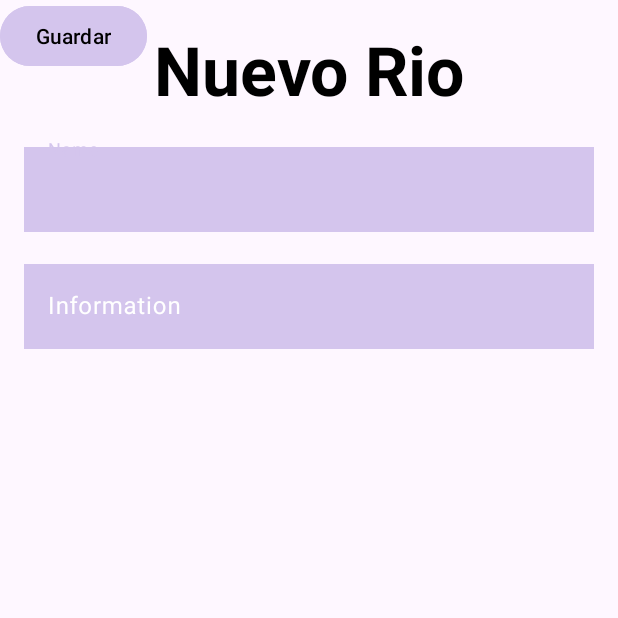
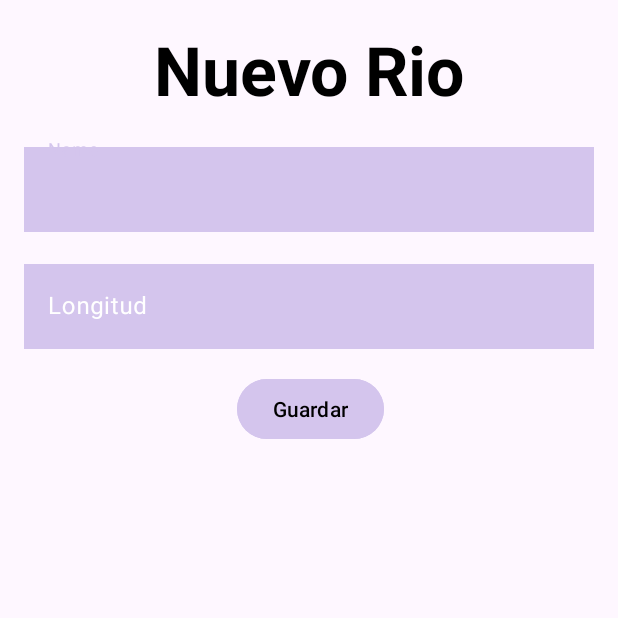
Before and after one commit to 00026521SofiaG/Parcial_Moviles_2023, an Android app: the fragment NewRioFragment shown on its own in the app's theme, on a phone screen of 412 x 824 dp, the top half of it. Run offline under Robolectric (Android 15) with nearby library versions, the phone set to English and light mode, and no system bars; our stand-ins replace data binding.

Commit message:
App funcional

```diff
--- a/app/src/main/AndroidManifest.xml
+++ b/app/src/main/AndroidManifest.xml
@@ -3,6 +3,7 @@
     xmlns:tools="http://schemas.android.com/tools">
 
     <application
+        android:name=".RioReviewerApplication"
         android:allowBackup="true"
         android:dataExtractionRules="@xml/data_extraction_rules"
         android:fullBackupContent="@xml/backup_rules"
@@ -10,10 +11,11 @@
         android:label="@string/app_name"
         android:roundIcon="@mipmap/ic_launcher_round"
         android:supportsRtl="true"
+        android:enableOnBackInvokedCallback="true"
         android:theme="@style/Theme.RioTracker_00026521"
         tools:targetApi="31">
         <activity
-            android:name=".MainActivity"
+            android:name=".ui.MainActivity"
             android:exported="true">
             <intent-filter>
                 <action android:name="android.intent.action.MAIN" />
--- a/app/src/main/java/com/example/riotracker_00026521/MainActivity.kt
+++ b/app/src/main/java/com/example/riotracker_00026521/ui/MainActivity.kt
@@ -1,4 +1,4 @@
-package com.example.riotracker_00026521
+package com.example.riotracker_00026521.ui
 
 import androidx.appcompat.app.AppCompatActivity
 import android.os.Bundle
--- a/app/src/main/java/com/example/riotracker_00026521/ui/rio/RioAdpater.kt
+++ b/app/src/main/java/com/example/riotracker_00026521/ui/rio/RioAdpater.kt
@@ -17,7 +17,7 @@ class RioAdpater(private val clickListener: (RioModel)-> Unit): RecyclerView.Ada
 
     override fun onCreateViewHolder(parent: ViewGroup, viewType: Int): RioViewHolder {
         val inflater = LayoutInflater.from(parent.context)
-        val view = inflater.inflate(R.layout. , parent  , false)
+        val view = inflater.inflate(R.layout.item_rio , parent  , false)
         return RioViewHolder(view)
     }
 
--- a/app/src/main/res/layout/fragment_newrio.xml
+++ b/app/src/main/res/layout/fragment_newrio.xml
@@ -1,9 +1,7 @@
 <?xml version="1.0" encoding="utf-8"?>
 <layout xmlns:android="http://schemas.android.com/apk/res/android"
     xmlns:tools="http://schemas.android.com/tools"
-    xmlns:app="http://schemas.android.com/apk/res-auto"
-    android:layout_width="match_parent"
-    android:layout_height="match_parent">
+    xmlns:app="http://schemas.android.com/apk/res-auto">
 
     <data>
         <variable
@@ -31,7 +29,7 @@
                 app:layout_constraintTop_toTopOf="parent" />
 
             <com.google.android.material.textfield.TextInputLayout
-                android:id="@+id/nameTv"
+                android:id="@+id/namerio"
                 android:layout_width="match_parent"
                 android:layout_height="wrap_content"
                 android:layout_margin="16dp"
@@ -55,24 +53,24 @@
             </com.google.android.material.textfield.TextInputLayout>
 
             <com.google.android.material.textfield.TextInputLayout
-                android:id="@+id/CategoryTv"
+                android:id="@+id/infrorio"
                 android:layout_width="match_parent"
                 android:layout_height="wrap_content"
                 android:layout_margin="16dp"
-                android:hint="Information"
+                android:hint="Longitud"
                 android:textColorHint="@color/white"
                 app:boxStrokeColor="@color/white"
                 app:hintTextColor="@color/white"
-                app:layout_constraintEnd_toEndOf="@+id/nameTv"
-                app:layout_constraintStart_toStartOf="@+id/nameTv"
-                app:layout_constraintTop_toBottomOf="@+id/nameTv">
+                app:layout_constraintEnd_toEndOf="@+id/namerio"
+                app:layout_constraintStart_toStartOf="@+id/namerio"
+                app:layout_constraintTop_toBottomOf="@id/namerio">
 
                 <com.google.android.material.textfield.TextInputEditText
                     android:id="@+id/category_edit_text"
                     android:layout_width="match_parent"
                     android:layout_height="wrap_content"
                     android:background="@color/cardback"
-                    android:text="@={viewmodel.info}"
+                    android:text="@={viewmodel.length}"
                     android:textColor="@color/white" />
 
             </com.google.android.material.textfield.TextInputLayout>
@@ -87,6 +85,10 @@
                 android:onClick="@{()-> viewmodel.createRiver()}"
                 android:text="Guardar"
                 android:textColor="@color/black"
+                app:borderWidth="0dp"
+                app:layout_constraintEnd_toEndOf="@id/infrorio"
+                app:layout_constraintStart_toStartOf="@id/infrorio"
+                app:layout_constraintTop_toBottomOf="@id/infrorio"
                />
 
 
--- a/app/src/main/res/layout/item_rio.xml
+++ b/app/src/main/res/layout/item_rio.xml
@@ -1,7 +1,7 @@
 <?xml version="1.0" encoding="utf-8"?>
 <androidx.constraintlayout.widget.ConstraintLayout xmlns:android="http://schemas.android.com/apk/res/android"
     android:layout_width="match_parent"
-    android:layout_height="match_parent"
+    android:layout_height="wrap_content"
     xmlns:app="http://schemas.android.com/apk/res-auto">
 
     <androidx.cardview.widget.CardView
```
Also changed, not shown: app/src/main/java/com/example/riotracker_00026521/ui/rio/RioFragment.kt (+22 -0 lines), app/src/main/java/com/example/riotracker_00026521/ui/rio/RioViewHolder.kt (+21 -0 lines), app/src/main/res/layout/activity_main.xml (+15 -4 lines), app/src/main/res/layout/fragment_rio.xml (+4 -6 lines), app/src/main/res/layout/fragment_rioinfo.xml (+35 -5 lines), app/src/main/res/navigation/nav_graph.xml (+7 -7 lines).
